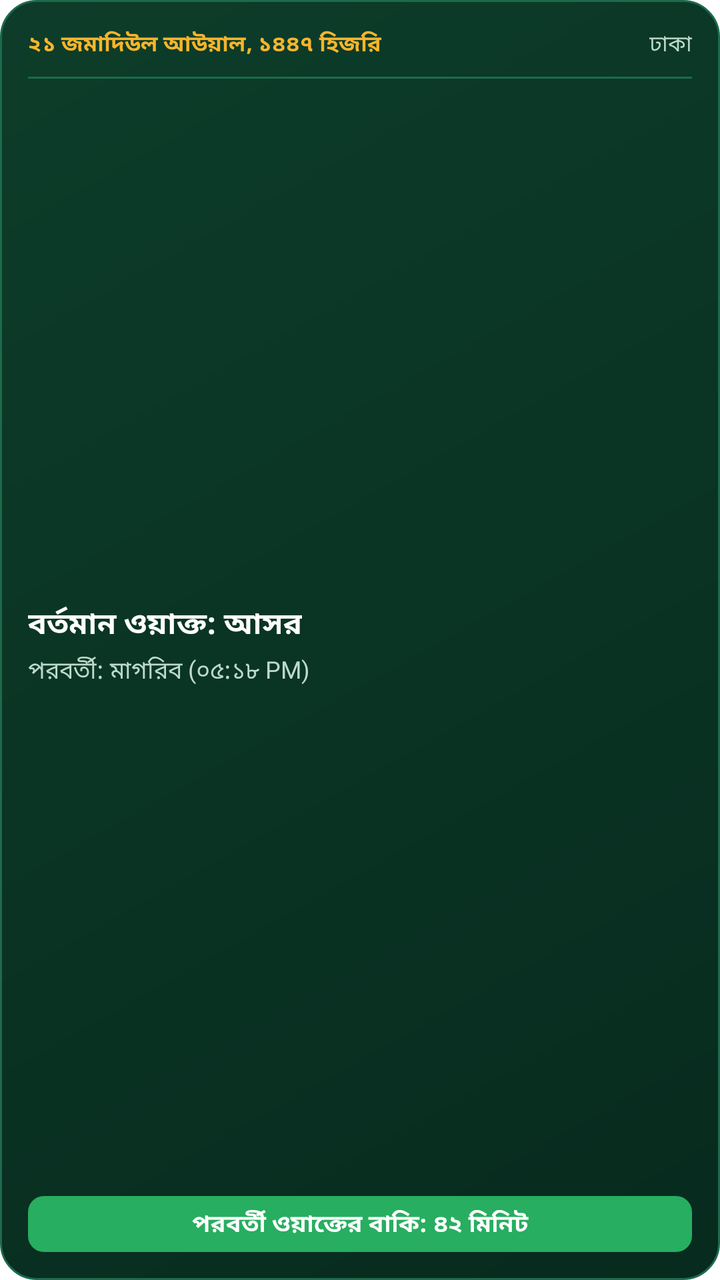
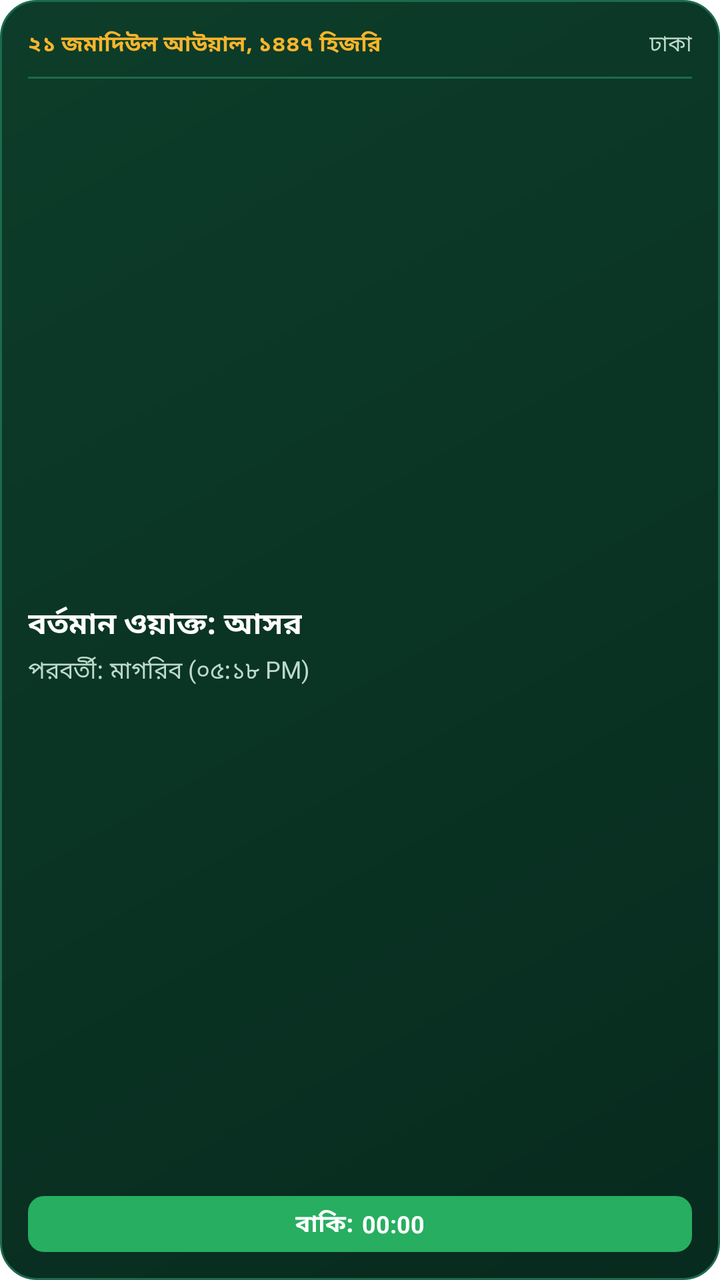

An Android layout rendered at two revisions. The XML below is the earlier revision; the diff shows what the commit changed to produce the second picture.
<!-- AndroidManifest.xml: fallback theme Theme.MaterialComponents.DayNight.NoActionBar -->
<!-- res/layout/widget_day_summary.xml -->
<?xml version="1.0" encoding="utf-8"?>
<LinearLayout xmlns:android="http://schemas.android.com/apk/res/android"
    android:id="@+id/widget_summary_root"
    android:layout_width="match_parent"
    android:layout_height="match_parent"
    android:background="@drawable/widget_bg_emerald"
    android:orientation="vertical"
    android:padding="14dp">

    
    <LinearLayout
        android:layout_width="match_parent"
        android:layout_height="wrap_content"
        android:gravity="center_vertical"
        android:orientation="horizontal">

        <TextView
            android:id="@+id/widget_summary_hijri"
            android:layout_width="0dp"
            android:layout_height="wrap_content"
            android:layout_weight="1"
            android:text="২১ জমাদিউল আউয়াল, ১৪৪৭ হিজরি"
            android:textColor="#F7B52C"
            android:textSize="11sp"
            android:textStyle="bold" />

        <TextView
            android:id="@+id/widget_summary_location"
            android:layout_width="wrap_content"
            android:layout_height="wrap_content"
            android:text="ঢাকা"
            android:textColor="#BDD9CC"
            android:textSize="11sp" />
    </LinearLayout>

    <View
        android:layout_width="match_parent"
        android:layout_height="1dp"
        android:layout_marginTop="8dp"
        android:layout_marginBottom="8dp"
        android:background="#1C6B4C" />

    
    <LinearLayout
        android:layout_width="match_parent"
        android:layout_height="0dp"
        android:layout_weight="1"
        android:gravity="center_vertical"
        android:orientation="vertical">

        <TextView
            android:id="@+id/widget_summary_current_waqt"
            android:layout_width="wrap_content"
            android:layout_height="wrap_content"
            android:text="বর্তমান ওয়াক্ত: আসর"
            android:textColor="#FFFFFF"
            android:textSize="15sp"
            android:textStyle="bold" />

        <TextView
            android:id="@+id/widget_summary_next_waqt"
            android:layout_width="wrap_content"
            android:layout_height="wrap_content"
            android:layout_marginTop="3dp"
            android:text="পরবর্তী: মাগরিব (০৫:১৮ PM)"
            android:textColor="#BDD9CC"
            android:textSize="12sp" />
    </LinearLayout>

    
    <TextView
        android:id="@+id/widget_summary_countdown"
        android:layout_width="match_parent"
        android:layout_height="wrap_content"
        android:background="@drawable/widget_pill_active"
        android:gravity="center"
        android:paddingTop="5dp"
        android:paddingBottom="5dp"
        android:text="পরবর্তী ওয়াক্তের বাকি: ৪২ মিনিট"
        android:textColor="#FFFFFF"
        android:textSize="12sp"
        android:textStyle="bold" />
</LinearLayout>
<!-- resources referenced by this layout -->
<resources>
  <!-- drawable widget_bg_emerald (drawable) -->
  <?xml version="1.0" encoding="utf-8"?>
  <shape xmlns:android="http://schemas.android.com/apk/res/android"
      android:shape="rectangle">
      <gradient
          android:angle="135"
          android:startColor="#072B1E"
          android:endColor="#0D3D2A" />
      <corners android:radius="18dp" />
      <stroke
          android:width="1dp"
          android:color="#1C6B4C" />
  </shape>
  <!-- drawable widget_pill_active (drawable) -->
  <?xml version="1.0" encoding="utf-8"?>
  <shape xmlns:android="http://schemas.android.com/apk/res/android"
      android:shape="rectangle">
      <solid android:color="#27AE60" />
      <corners android:radius="8dp" />
  </shape>
</resources>

<!-- the commit's change to res/layout/widget_day_summary.xml (unified diff, before → after) -->
@@ -68,16 +68,31 @@
     </LinearLayout>
 
     
-    <TextView
-        android:id="@+id/widget_summary_countdown"
+    <LinearLayout
         android:layout_width="match_parent"
         android:layout_height="wrap_content"
         android:background="@drawable/widget_pill_active"
         android:gravity="center"
+        android:orientation="horizontal"
         android:paddingTop="5dp"
-        android:paddingBottom="5dp"
-        android:text="পরবর্তী ওয়াক্তের বাকি: ৪২ মিনিট"
-        android:textColor="#FFFFFF"
-        android:textSize="12sp"
-        android:textStyle="bold" />
+        android:paddingBottom="5dp">
+
+        <TextView
+            android:id="@+id/widget_summary_countdown"
+            android:layout_width="wrap_content"
+            android:layout_height="wrap_content"
+            android:text="বাকি:"
+            android:textColor="#FFFFFF"
+            android:textSize="12sp"
+            android:textStyle="bold" />
+
+        <Chronometer
+            android:id="@+id/widget_summary_chrono"
+            android:layout_width="wrap_content"
+            android:layout_height="wrap_content"
+            android:layout_marginStart="4dp"
+            android:textColor="#FFFFFF"
+            android:textSize="12sp"
+            android:textStyle="bold" />
+    </LinearLayout>
 </LinearLayout>
